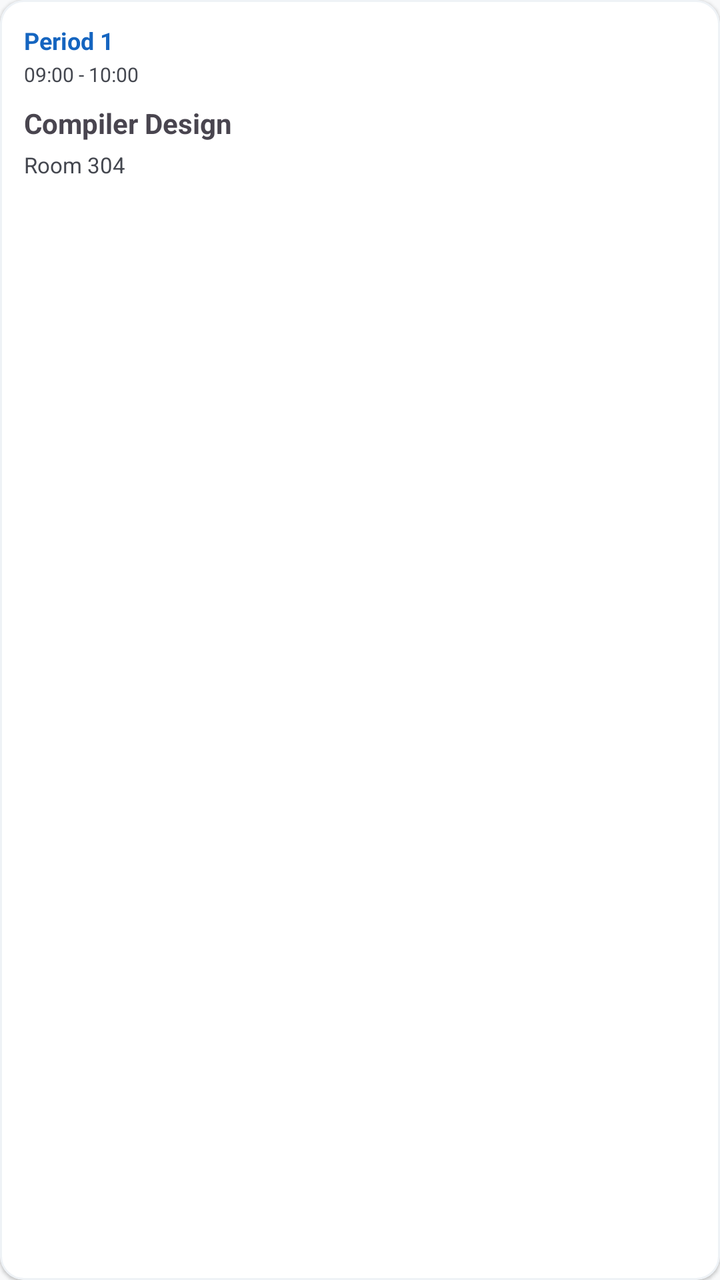
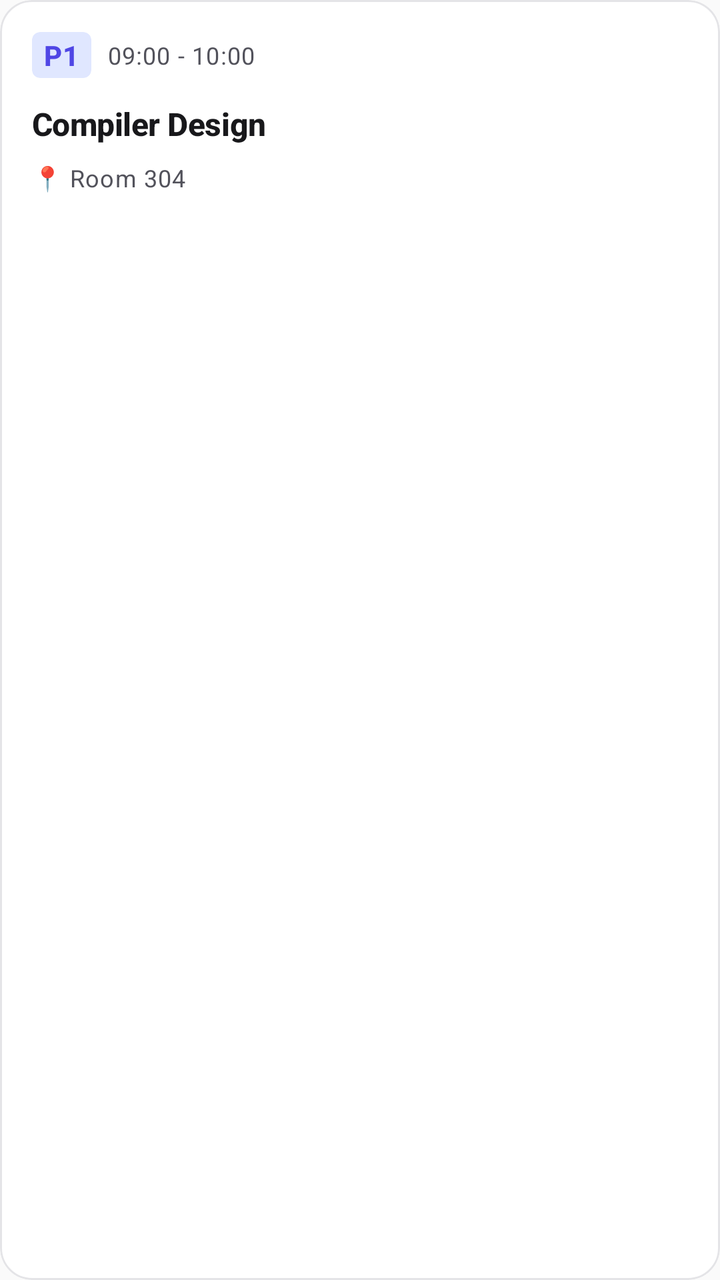

Compare the two renders of this Android layout. The source of the first and the diff that turns it into the second are given below.
<!-- AndroidManifest.xml: application theme Theme.CSEHub -->
<!-- res/layout/item_dashboard_timetable.xml -->
<?xml version="1.0" encoding="utf-8"?>
<com.google.android.material.card.MaterialCardView xmlns:android="http://schemas.android.com/apk/res/android"
    xmlns:app="http://schemas.android.com/apk/res-auto"
    android:layout_width="140dp"
    android:layout_height="wrap_content"
    android:layout_marginEnd="12dp"
    android:layout_marginBottom="8dp"
    app:cardCornerRadius="12dp"
    app:cardElevation="1dp"
    app:strokeWidth="1dp"
    app:strokeColor="?attr/colorSurfaceVariant">

    <LinearLayout
        android:layout_width="match_parent"
        android:layout_height="wrap_content"
        android:orientation="vertical"
        android:padding="12dp">

        <TextView
            android:id="@+id/periodText"
            android:layout_width="wrap_content"
            android:layout_height="wrap_content"
            android:text="Period 1"
            android:textSize="12sp"
            android:textColor="?attr/colorPrimary"
            android:textStyle="bold" />

        <TextView
            android:id="@+id/timeText"
            android:layout_width="wrap_content"
            android:layout_height="wrap_content"
            android:text="09:00 - 10:00"
            android:textSize="10sp"
            android:textColor="?attr/colorOnSurfaceVariant"
            android:layout_marginTop="2dp" />

        <TextView
            android:id="@+id/subjectText"
            android:layout_width="wrap_content"
            android:layout_height="wrap_content"
            android:text="Compiler Design"
            android:textSize="14sp"
            android:textStyle="bold"
            android:maxLines="2"
            android:ellipsize="end"
            android:layout_marginTop="8dp" />

        <TextView
            android:id="@+id/roomText"
            android:layout_width="wrap_content"
            android:layout_height="wrap_content"
            android:text="Room 304"
            android:textSize="11sp"
            android:textColor="?attr/colorOnSurfaceVariant"
            android:layout_marginTop="4dp" />
    </LinearLayout>
</com.google.android.material.card.MaterialCardView>
<!-- resources referenced by this layout -->
<resources>
  <style name="Theme.CSEHub" parent="Theme.Material3.DayNight.NoActionBar">
  
          
          <item name="colorPrimary">@color/primary</item>
          <item name="colorOnPrimary">@color/on_primary</item>
          <item name="colorPrimaryContainer">@color/primary_container</item>
          <item name="colorOnPrimaryContainer">@color/on_primary_container</item>
  
          
          <item name="colorSecondary">@color/secondary</item>
          <item name="colorOnSecondary">@color/on_secondary</item>
          <item name="colorSecondaryContainer">@color/secondary_container</item>
          <item name="colorOnSecondaryContainer">@color/on_secondary_container</item>
  
          
          <item name="colorTertiary">@color/tertiary</item>
          <item name="colorTertiaryContainer">@color/tertiary_container</item>
          <item name="colorOnTertiary">@color/on_tertiary</item>
          <item name="colorOnTertiaryContainer">@color/on_tertiary_container</item>
  
          
          <item name="colorError">@color/error</item>
          <item name="colorErrorContainer">@color/error_container</item>
          <item name="colorOnError">@color/on_error</item>
  
          
          <item name="android:windowBackground">@color/background</item>
          <item name="android:colorBackground">@color/background</item>
          <item name="colorOnBackground">@color/on_background</item>
          <item name="colorSurface">@color/surface</item>
          <item name="colorSurfaceVariant">@color/surface_variant</item>
          <item name="colorOnSurface">@color/on_surface</item>
          <item name="colorOnSurfaceVariant">@color/on_surface_variant</item>
          <item name="colorOutline">@color/outline</item>
          <item name="colorOutlineVariant">@color/outline_variant</item>
  
          
          <item name="android:statusBarColor" tools:targetApi="21">?attr/colorPrimary</item>
          <item name="android:windowLightStatusBar" tools:targetApi="23">false</item>
  
          
          <item name="elevationOverlayEnabled">false</item>
  
          
          <item name="shapeAppearanceSmallComponent">@style/ShapeAppearance.CSEHub.Small</item>
          <item name="shapeAppearanceMediumComponent">@style/ShapeAppearance.CSEHub.Medium</item>
          <item name="shapeAppearanceLargeComponent">@style/ShapeAppearance.CSEHub.Large</item>
      </style>
  <color name="primary">#1565C0</color>
  <color name="primary_container">#BBDEFB</color>
  <color name="on_primary_container">#0A1929</color>
  <color name="secondary">#00796B</color>
  <color name="secondary_container">#B2DFDB</color>
  <color name="on_secondary_container">#002319</color>
  <color name="tertiary">#E65100</color>
  <color name="tertiary_container">#FFE0B2</color>
  <color name="on_tertiary">#FFFFFF</color>
  <color name="on_tertiary_container">#3E1300</color>
  <color name="error">#B00020</color>
  <color name="error_container">#FDECEA</color>
  <color name="background">#F8F9FA</color>
  <color name="on_background">#1A1C1E</color>
  <color name="surface_variant">#EEF2F6</color>
  <color name="on_surface">#1A1C1E</color>
  <color name="on_surface_variant">#44474F</color>
  <color name="outline">#74777F</color>
  <color name="outline_variant">#C4C6D0</color>
  <!-- unchanged entries left out for length: 7 -->
</resources>

<!-- the commit's change to res/layout/item_dashboard_timetable.xml (unified diff, before → after) -->
@@ -1,57 +1,77 @@
 <?xml version="1.0" encoding="utf-8"?>
-<com.google.android.material.card.MaterialCardView xmlns:android="http://schemas.android.com/apk/res/android"
+<com.google.android.material.card.MaterialCardView
+    xmlns:android="http://schemas.android.com/apk/res/android"
     xmlns:app="http://schemas.android.com/apk/res-auto"
-    android:layout_width="140dp"
+    android:layout_width="160dp"
     android:layout_height="wrap_content"
     android:layout_marginEnd="12dp"
     android:layout_marginBottom="8dp"
-    app:cardCornerRadius="12dp"
-    app:cardElevation="1dp"
-    app:strokeWidth="1dp"
-    app:strokeColor="?attr/colorSurfaceVariant">
+    android:layout_marginStart="4dp"
+    android:layout_marginTop="4dp"
+    style="@style/Widget.CSEHub.CardView">
 
     <LinearLayout
         android:layout_width="match_parent"
         android:layout_height="wrap_content"
         android:orientation="vertical"
-        android:padding="12dp">
+        android:padding="16dp">
 
-        <TextView
-            android:id="@+id/periodText"
-            android:layout_width="wrap_content"
+        <LinearLayout
+            android:layout_width="match_parent"
             android:layout_height="wrap_content"
-            android:text="Period 1"
-            android:textSize="12sp"
-            android:textColor="?attr/colorPrimary"
-            android:textStyle="bold" />
+            android:orientation="horizontal"
+            android:gravity="center_vertical">
+            
+            <com.google.android.material.card.MaterialCardView
+                android:layout_width="wrap_content"
+                android:layout_height="wrap_content"
+                app:cardBackgroundColor="?attr/colorPrimaryContainer"
+                app:cardCornerRadius="4dp"
+                app:cardElevation="0dp"
+                app:strokeWidth="0dp">
+                
+                <TextView
+                    android:id="@+id/periodText"
+                    android:layout_width="wrap_content"
+                    android:layout_height="wrap_content"
+                    android:text="P1"
+                    android:textAppearance="@style/TextAppearance.CSEHub.LabelLarge"
+                    android:textColor="?attr/colorPrimary"
+                    android:paddingHorizontal="6dp"
+                    android:paddingVertical="2dp" />
+            </com.google.android.material.card.MaterialCardView>
 
-        <TextView
-            android:id="@+id/timeText"
-            android:layout_width="wrap_content"
-            android:layout_height="wrap_content"
-            android:text="09:00 - 10:00"
-            android:textSize="10sp"
-            android:textColor="?attr/colorOnSurfaceVariant"
-            android:layout_marginTop="2dp" />
+            <TextView
+                android:id="@+id/timeText"
+                android:layout_width="0dp"
+                android:layout_height="wrap_content"
+                android:layout_weight="1"
+                android:text="09:00 - 10:00"
+                android:textAppearance="@style/TextAppearance.CSEHub.BodySmall"
+                android:layout_marginStart="8dp"
+                android:maxLines="1"
+                android:ellipsize="end" />
+        </LinearLayout>
 
         <TextView
             android:id="@+id/subjectText"
-            android:layout_width="wrap_content"
+            android:layout_width="match_parent"
             android:layout_height="wrap_content"
             android:text="Compiler Design"
-            android:textSize="14sp"
-            android:textStyle="bold"
+            android:textAppearance="@style/TextAppearance.CSEHub.TitleMedium"
             android:maxLines="2"
             android:ellipsize="end"
-            android:layout_marginTop="8dp" />
+            android:layout_marginTop="12dp" />
 
         <TextView
             android:id="@+id/roomText"
-            android:layout_width="wrap_content"
+            android:layout_width="match_parent"
             android:layout_height="wrap_content"
-            android:text="Room 304"
-            android:textSize="11sp"
-            android:textColor="?attr/colorOnSurfaceVariant"
-            android:layout_marginTop="4dp" />
+            android:text="📍 Room 304"
+            android:textAppearance="@style/TextAppearance.CSEHub.BodySmall"
+            android:layout_marginTop="8dp"
+            android:maxLines="1"
+            android:ellipsize="end" />
+            
     </LinearLayout>
 </com.google.android.material.card.MaterialCardView>
<!-- resource entries referenced after the edit -->
@@ -1,5 +1,28 @@
 <!-- resources referenced by this layout -->
 <resources>
+  <style name="TextAppearance.CSEHub.BodySmall" parent="TextAppearance.Material3.BodySmall">
+          <item name="android:textColor">?attr/colorOnSurfaceVariant</item>
+          <item name="android:fontFamily">@font/inter</item>
+      </style>
+  <style name="TextAppearance.CSEHub.LabelLarge" parent="TextAppearance.Material3.LabelLarge">
+          <item name="android:textColor">?attr/colorOnSurfaceVariant</item>
+          <item name="android:textStyle">bold</item>
+          <item name="android:fontFamily">@font/inter</item>
+          <item name="android:letterSpacing">0.02</item>
+      </style>
+  <style name="TextAppearance.CSEHub.TitleMedium" parent="TextAppearance.Material3.TitleMedium">
+          <item name="android:textColor">?attr/colorOnSurface</item>
+          <item name="android:textStyle">bold</item>
+          <item name="android:fontFamily">@font/inter</item>
+          <item name="android:letterSpacing">-0.01</item>
+      </style>
+  <style name="Widget.CSEHub.CardView" parent="Widget.Material3.CardView.Elevated">
+          <item name="cardElevation">0dp</item>
+          <item name="strokeWidth">1dp</item>
+          <item name="strokeColor">@color/outline_variant</item>
+          <item name="cardBackgroundColor">@color/surface</item>
+          <item name="shapeAppearance">@style/ShapeAppearance.CSEHub.Large</item>
+      </style>
   <style name="Theme.CSEHub" parent="Theme.Material3.DayNight.NoActionBar">
   
           
@@ -8,22 +31,21 @@
           <item name="colorPrimaryContainer">@color/primary_container</item>
           <item name="colorOnPrimaryContainer">@color/on_primary_container</item>
   
-          
           <item name="colorSecondary">@color/secondary</item>
           <item name="colorOnSecondary">@color/on_secondary</item>
           <item name="colorSecondaryContainer">@color/secondary_container</item>
           <item name="colorOnSecondaryContainer">@color/on_secondary_container</item>
   
-          
-          <item name="colorTertiary">@color/tertiary</item>
-          <item name="colorTertiaryContainer">@color/tertiary_container</item>
-          <item name="colorOnTertiary">@color/on_tertiary</item>
-          <item name="colorOnTertiaryContainer">@color/on_tertiary_container</item>
+          <item name="colorTertiary">@color/accent</item>
+          <item name="colorTertiaryContainer">@color/warning_container</item>
+          <item name="colorOnTertiary">@color/on_accent</item>
+          <item name="colorOnTertiaryContainer">@color/on_warning_container</item>
   
           
           <item name="colorError">@color/error</item>
           <item name="colorErrorContainer">@color/error_container</item>
           <item name="colorOnError">@color/on_error</item>
+          <item name="colorOnErrorContainer">@color/on_error_container</item>
   
           
           <item name="android:windowBackground">@color/background</item>
@@ -37,36 +59,70 @@
           <item name="colorOutlineVariant">@color/outline_variant</item>
   
           
-          <item name="android:statusBarColor" tools:targetApi="21">?attr/colorPrimary</item>
-          <item name="android:windowLightStatusBar" tools:targetApi="23">false</item>
+          <item name="android:statusBarColor" tools:targetApi="21">@color/background</item>
+          <item name="android:windowLightStatusBar" tools:targetApi="23">true</item>
+          
+          <item name="android:navigationBarColor" tools:targetApi="21">@color/background</item>
+          <item name="android:windowLightNavigationBar" tools:targetApi="27">true</item>
   
           
           <item name="elevationOverlayEnabled">false</item>
+          <item name="materialCardViewStyle">@style/Widget.CSEHub.CardView</item>
   
           
           <item name="shapeAppearanceSmallComponent">@style/ShapeAppearance.CSEHub.Small</item>
           <item name="shapeAppearanceMediumComponent">@style/ShapeAppearance.CSEHub.Medium</item>
           <item name="shapeAppearanceLargeComponent">@style/ShapeAppearance.CSEHub.Large</item>
+          
+          
+          <item name="textAppearanceTitleLarge">@style/TextAppearance.CSEHub.TitleLarge</item>
+          <item name="textAppearanceTitleMedium">@style/TextAppearance.CSEHub.TitleMedium</item>
+          <item name="textAppearanceTitleSmall">@style/TextAppearance.CSEHub.TitleSmall</item>
+          <item name="textAppearanceBodyLarge">@style/TextAppearance.CSEHub.BodyLarge</item>
+          <item name="textAppearanceBodyMedium">@style/TextAppearance.CSEHub.BodyMedium</item>
+          <item name="textAppearanceBodySmall">@style/TextAppearance.CSEHub.BodySmall</item>
+          <item name="textAppearanceLabelLarge">@style/TextAppearance.CSEHub.LabelLarge</item>
+  
       </style>
-  <color name="primary">#1565C0</color>
-  <color name="primary_container">#BBDEFB</color>
-  <color name="on_primary_container">#0A1929</color>
-  <color name="secondary">#00796B</color>
-  <color name="secondary_container">#B2DFDB</color>
-  <color name="on_secondary_container">#002319</color>
-  <color name="tertiary">#E65100</color>
-  <color name="tertiary_container">#FFE0B2</color>
-  <color name="on_tertiary">#FFFFFF</color>
-  <color name="on_tertiary_container">#3E1300</color>
-  <color name="error">#B00020</color>
-  <color name="error_container">#FDECEA</color>
-  <color name="background">#F8F9FA</color>
-  <color name="on_background">#1A1C1E</color>
-  <color name="surface_variant">#EEF2F6</color>
-  <color name="on_surface">#1A1C1E</color>
-  <color name="on_surface_variant">#44474F</color>
-  <color name="outline">#74777F</color>
-  <color name="outline_variant">#C4C6D0</color>
+  <color name="primary">#4F46E5</color>
+  <color name="primary_container">#E0E7FF</color>
+  <color name="on_primary_container">#312E81</color>
+  <color name="secondary">#0D9488</color>
+  <color name="secondary_container">#CCFBF1</color>
+  <color name="on_secondary_container">#115E59</color>
+  <color name="accent">#F59E0B</color>
+  <color name="warning_container">#FEF3C7</color>
+  <color name="on_accent">#FFFFFF</color>
+  <color name="on_warning_container">#78350F</color>
+  <color name="error">#DC2626</color>
+  <color name="error_container">#FEE2E2</color>
+  <color name="on_error_container">#7F1D1D</color>
+  <color name="background">#FAFAFA</color>
+  <color name="on_background">#09090B</color>
+  <color name="surface_variant">#F4F4F5</color>
+  <color name="on_surface">#18181B</color>
+  <color name="on_surface_variant">#52525B</color>
+  <color name="outline">#D4D4D8</color>
+  <style name="TextAppearance.CSEHub.TitleLarge" parent="TextAppearance.Material3.TitleLarge">
+          <item name="android:textColor">?attr/colorOnSurface</item>
+          <item name="android:textStyle">bold</item>
+          <item name="android:fontFamily">@font/inter</item>
+          <item name="android:letterSpacing">-0.02</item>
+      </style>
+  <style name="TextAppearance.CSEHub.TitleSmall" parent="TextAppearance.Material3.TitleSmall">
+          <item name="android:textColor">?attr/colorOnSurface</item>
+          <item name="android:textStyle">bold</item>
+          <item name="android:fontFamily">@font/inter</item>
+      </style>
+  <style name="TextAppearance.CSEHub.BodyLarge" parent="TextAppearance.Material3.BodyLarge">
+          <item name="android:textColor">?attr/colorOnSurfaceVariant</item>
+          <item name="android:fontFamily">@font/inter</item>
+      </style>
+  <style name="TextAppearance.CSEHub.BodyMedium" parent="TextAppearance.Material3.BodyMedium">
+          <item name="android:textColor">?attr/colorOnSurfaceVariant</item>
+          <item name="android:fontFamily">@font/inter</item>
+      </style>
+  <color name="outline_variant">#E4E4E7</color>
   <!-- unchanged entries left out for length: 7 -->
 </resources>
 
